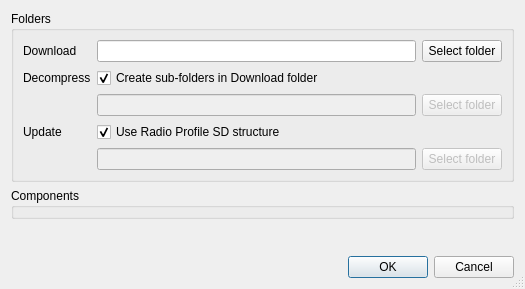
samyalik/edgetx, file companion/src/updates/updatesdialog.ui: the form before one commit.
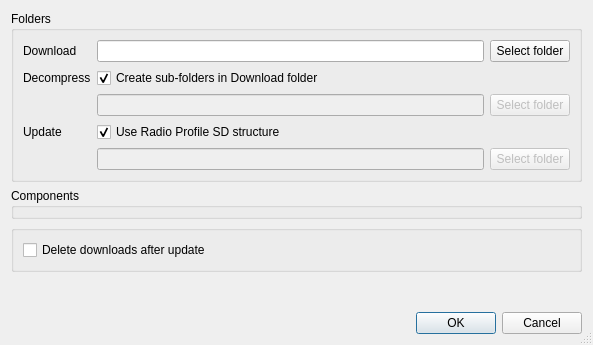
The form after the commit.

Commit message: Rename settings and change the way post install deletes are configured and operate

Patch:
```diff
--- a/companion/src/updates/updatesdialog.ui
+++ b/companion/src/updates/updatesdialog.ui
@@ -9,8 +9,8 @@
    <rect>
     <x>0</x>
     <y>0</y>
-    <width>525</width>
-    <height>289</height>
+    <width>593</width>
+    <height>345</height>
    </rect>
   </property>
   <property name="windowTitle">
@@ -130,6 +130,35 @@
      </property>
     </widget>
    </item>
+   <item>
+    <widget class="QGroupBox" name="grpOther">
+     <property name="title">
+      <string/>
+     </property>
+     <layout class="QHBoxLayout" name="horizontalLayout_2">
+      <item>
+       <widget class="QCheckBox" name="chkDelDownloads">
+        <property name="text">
+         <string>Delete downloads after update</string>
+        </property>
+       </widget>
+      </item>
+      <item>
+       <spacer name="horizontalSpacer_3">
+        <property name="orientation">
+         <enum>Qt::Horizontal</enum>
+        </property>
+        <property name="sizeHint" stdset="0">
+         <size>
+          <width>40</width>
+          <height>20</height>
+         </size>
+        </property>
+       </spacer>
+      </item>
+     </layout>
+    </widget>
+   </item>
    <item>
     <spacer name="verticalSpacer_4">
      <property name="orientation">
```
Left out of the diff: 4 changed lines with no effect on the pictures. The commit also changes 12 other files.
